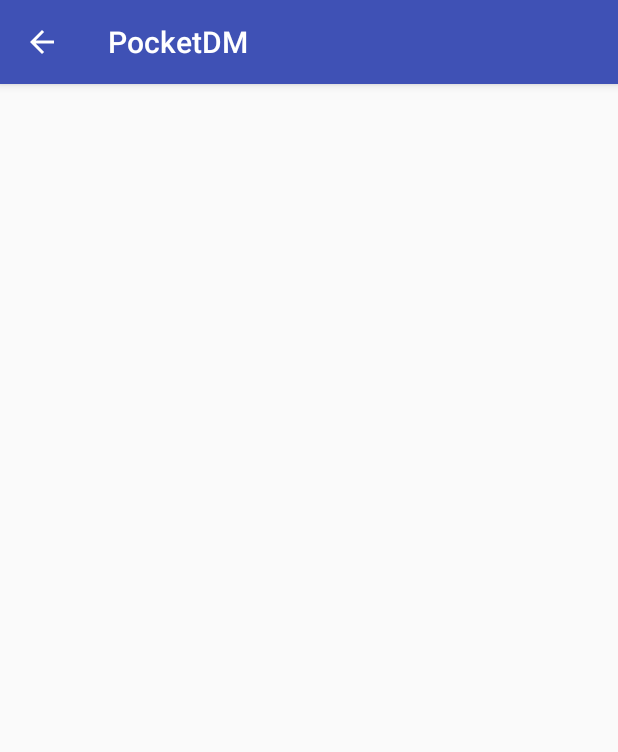
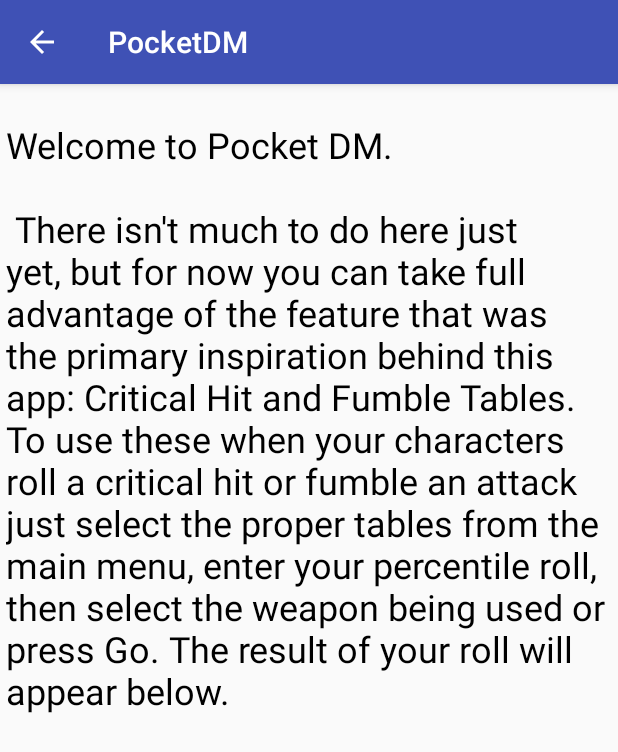
Before and after one commit to skeletor261/PocketDM, an Android app: the HelpActivity screen opened directly, with no data from a screen before it, on a phone screen of 412 x 824 dp. Shown: the top 752 px of the screen. Run offline under Robolectric (Android 15) with nearby library versions, the phone set to English and light mode, and no system bars.

Commit message:
Added Simple Help Text to Menu Option 'Help'

```diff
--- a/PocketDM/app/src/main/res/layout/help.xml
+++ b/PocketDM/app/src/main/res/layout/help.xml
@@ -6,4 +6,17 @@
     android:layout_height="match_parent"
     tools:context="com.skeletor.pocketdm.HelpActivity">
 
+    <TextView
+        android:id="@+id/textView"
+        android:layout_width="0dp"
+        android:layout_height="wrap_content"
+        android:layout_marginEnd="4dp"
+        android:layout_marginStart="4dp"
+        android:layout_marginTop="24dp"
+        android:text="@string/help_text"
+        android:textColor="@android:color/black"
+        android:textSize="24sp"
+        app:layout_constraintEnd_toEndOf="parent"
+        app:layout_constraintStart_toStartOf="parent"
+        app:layout_constraintTop_toTopOf="parent" />
 </android.support.constraint.ConstraintLayout>
--- a/PocketDM/app/src/main/res/values/strings.xml
+++ b/PocketDM/app/src/main/res/values/strings.xml
@@ -1,3 +1,14 @@
 <resources>
-    <string name="app_name">PocketDM</string>
+    <string name="app_name">
+        PocketDM
+    </string>
+    <string name="help_text">
+        Welcome to Pocket DM.\n
+        \n
+        There isn\'t much to do here just yet, but for now you can take full advantage of the
+        feature that was the primary inspiration behind this app: Critical Hit and Fumble Tables.
+        To use these when your characters roll a critical hit or fumble an attack just select
+        the proper tables from the main menu, enter your percentile roll, then select the weapon
+        being used or press "Go". The result of your roll will appear below.
+    </string>
 </resources>
```
